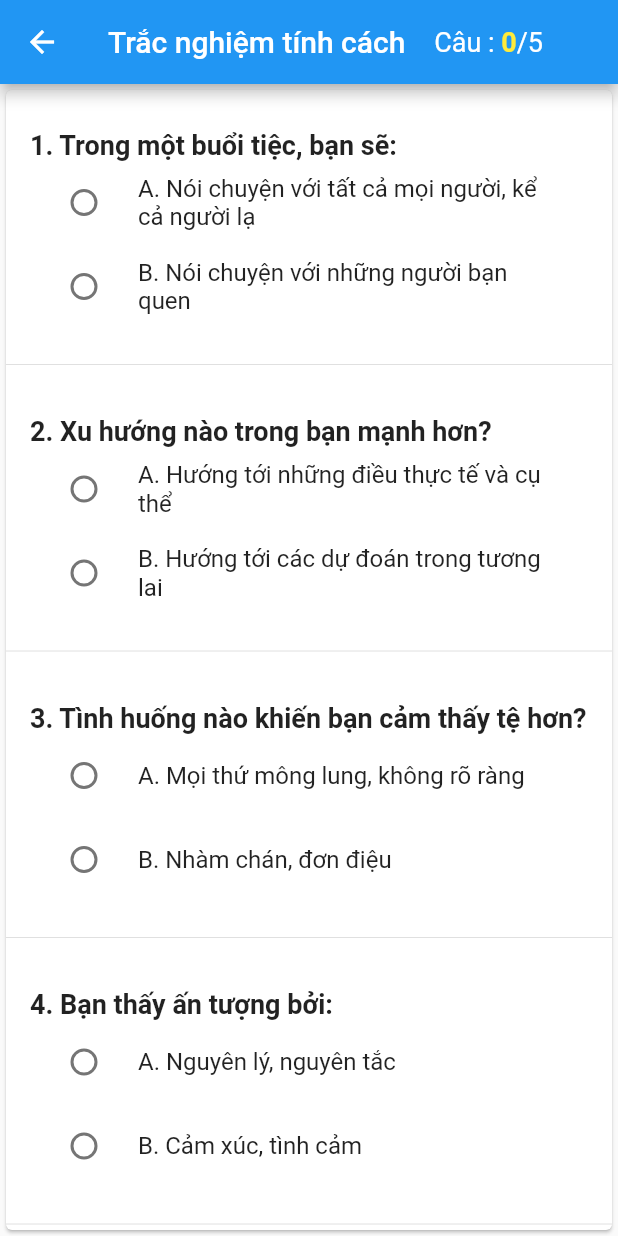
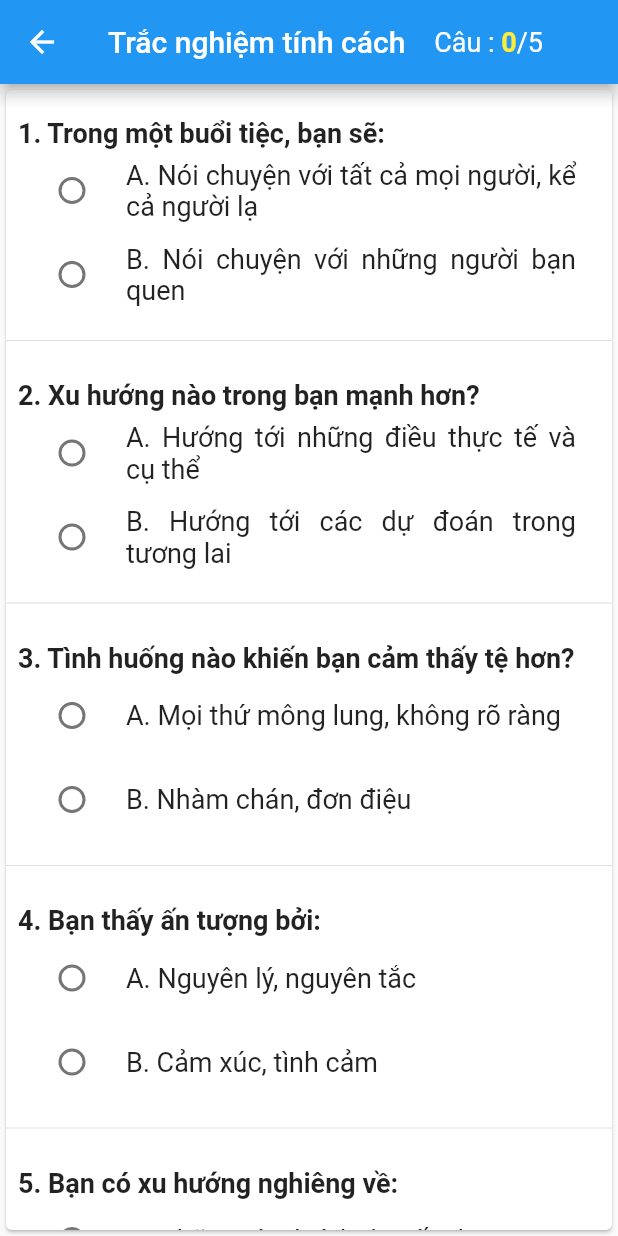
Before and after one commit to Vo-Ngoc-Khanh/App-quiz-MBTI, a Flutter app: the QuestionPage screen opened directly, on a phone screen of 412 x 824 dp. Run offline on Flutter 3.47's test engine with Material 2 defaults, Android fonts, the phone set to English and light mode, and no system bars; our stand-ins replace lottie.

Commit message:
xong design ui

```diff
--- a/flutter_quiz_app/lib/main.dart
+++ b/flutter_quiz_app/lib/main.dart
@@ -10,9 +10,10 @@ class QuizMBTI extends StatelessWidget {
 
   @override
   Widget build(BuildContext context) {
-    return const MaterialApp(
+    return MaterialApp(
       debugShowCheckedModeBanner: false,
-      home: SplashScreen(),
+      home: const SplashScreen(),
+      theme: ThemeData(brightness: Brightness.light),
     );
   }
 }
--- a/flutter_quiz_app/lib/views/guide.dart
+++ b/flutter_quiz_app/lib/views/guide.dart
@@ -120,5 +120,7 @@ Widget textGuide(String text) {
   return Text(
     text,
     style: const TextStyle(fontSize: 18),
+    textAlign: TextAlign.justify,
+    textDirection: TextDirection.ltr,
   );
 }
--- a/flutter_quiz_app/lib/views/questions.dart
+++ b/flutter_quiz_app/lib/views/questions.dart
@@ -11,6 +11,12 @@ class QuestionPage extends StatefulWidget {
 
 class _QuestionPageState extends State<QuestionPage> {
   int indexAnwser = 0;
+  bool finished() {
+    if (indexAnwser == 5) {
+      return true;
+    }
+    return false;
+  }
 
   final questions = [
     {
@@ -61,6 +67,7 @@ class _QuestionPageState extends State<QuestionPage> {
     {'group': '5', 'click': false},
     {'group': '6', 'click': false}
   ];
+
   @override
   Widget build(BuildContext context) {
     return Scaffold(
@@ -109,14 +116,14 @@ class _QuestionPageState extends State<QuestionPage> {
           scrollDirection: Axis.vertical,
           itemBuilder: (BuildContext context, int index) {
             return Padding(
-              padding: const EdgeInsets.all(16.0),
+              padding: const EdgeInsets.all(8.0),
               child: Column(
                 crossAxisAlignment: CrossAxisAlignment.start,
                 children: [
                   const SizedBox(
                     height: 10,
                   ),
-                  Question(
+                  _Question(
                     questions[index]['questionText'] as String,
                   ),
                   ...(questions[index]['answerText']
@@ -125,6 +132,7 @@ class _QuestionPageState extends State<QuestionPage> {
                     return _RadioButton(
                         title: answer['text'],
                         value: answer['case'],
+                        group: send[index]['group'] as String,
                         onChanged: (newValue) {
                           setState(() {
                             if (send[index]['click'] == false) {
@@ -133,8 +141,7 @@ class _QuestionPageState extends State<QuestionPage> {
                             send[index]['group'] = newValue!;
                             send[index]['click'] = true;
                           });
-                        },
-                        group: send[index]['group'] as String);
+                        });
                   }).toList(),
                 ],
               ),
@@ -164,7 +171,7 @@ class _QuestionPageState extends State<QuestionPage> {
   }
 
   // ignore: non_constant_identifier_names
-  Widget Question(String questionText) {
+  Widget _Question(String questionText) {
     return Text(
       questionText,
       style: const TextStyle(fontSize: 18, fontWeight: FontWeight.bold),
@@ -181,7 +188,12 @@ class _QuestionPageState extends State<QuestionPage> {
       value: value,
       groupValue: group,
       onChanged: onChanged,
-      title: Text(title),
+      title: Text(
+        title,
+        style: const TextStyle(fontSize: 18),
+        textAlign: TextAlign.justify,
+        textDirection: TextDirection.ltr,
+      ),
     );
   }
 }
--- a/flutter_quiz_app/lib/views/result.dart
+++ b/flutter_quiz_app/lib/views/result.dart
@@ -85,6 +85,10 @@ Widget sizedBox(double height) {
 Widget text(String text) {
   return Text(
     text,
-    style: const TextStyle(fontSize: 18),
+    style: const TextStyle(
+      fontSize: 18,
+    ),
+    textAlign: TextAlign.justify,
+    textDirection: TextDirection.ltr,
   );
 }
```
Also changed, not shown: flutter_quiz_app/lib/views/home.dart (+43 -26 lines), flutter_quiz_app/lib/views/settings.dart (+45 -25 lines).
